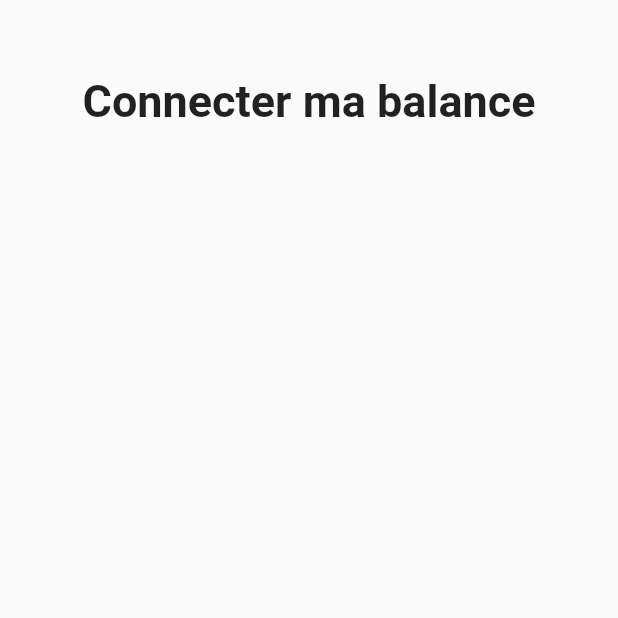
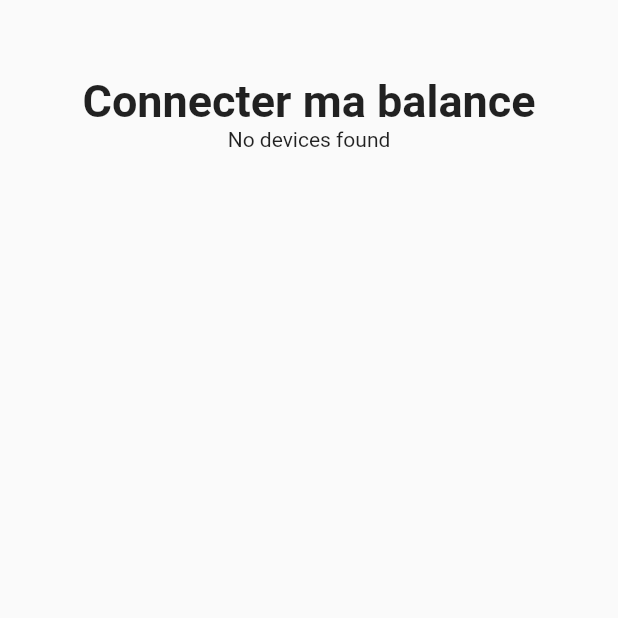
Before and after one commit to BalanceTonPoids/flutter, a Flutter app: the screen it shows after launch, swiped to page 2, on a phone screen of 412 x 824 dp, the top half of it. Run offline on Flutter 3.47's test engine with Material 2 defaults, Android fonts, the phone set to English and light mode, and no system bars; our stand-ins replace adaptive_theme, fl_chart, flutter_blue, flutter_phoenix, flutter_secure_storage, flutter_spinkit and 3 more.

Commit message:
✨ choose of device

```diff
--- a/lib/main.dart
+++ b/lib/main.dart
@@ -9,7 +9,6 @@ import './pages/welcome.dart';
 import 'pages/home.dart';
 import './theme/theme_manager.dart';
 import 'package:persistent_bottom_nav_bar/persistent_tab_view.dart';
-import 'package:balancetonpoids/pages/modifier_profil.dart';
 
 void main() => runApp(Phoenix(child: const MyApp()));
 
--- a/lib/pages/welcome.dart
+++ b/lib/pages/welcome.dart
@@ -1,5 +1,8 @@
 import 'package:balancetonpoids/pages/auth.dart';
+import 'package:balancetonpoids/services/bluetooth.dart';
 import 'package:flutter/material.dart';
+import 'package:flutter_blue/flutter_blue.dart';
+import 'package:flutter_secure_storage/flutter_secure_storage.dart';
 import '../main.dart';
 import '../utils/widgets.dart';
 import 'package:balancetonpoids/pages/terms_and_policies.dart';
@@ -12,6 +15,15 @@ class Welcome extends StatefulWidget {
 }
 
 class _WelcomeState extends State<Welcome> {
+  final storage = const FlutterSecureStorage();
+  late String _connectionStatus;
+
+  @override
+  void initState() {
+    super.initState();
+    Bluetooth().startScan();
+    _connectionStatus = '';
+  }
 
   @override
   Widget build(BuildContext context) {
@@ -24,20 +36,19 @@ class _WelcomeState extends State<Welcome> {
             titleText,
             const Padding(
                 padding: EdgeInsets.only(top: 50),
-                    child: Text("Bienvenue sur l'application de suivi de poids.",
+                child: Text('Bienvenue sur l\'application de suivi de poids.',
                     textAlign: TextAlign.center,
                     style: TextStyle(
                       fontFamily: 'Roboto',
                       fontSize: 15,
                       fontWeight: FontWeight.normal,
-                        ))
-                ),
+                    ))),
             Padding(
               padding: const EdgeInsets.only(top: 200),
               child: Row(
                 mainAxisAlignment: MainAxisAlignment.center,
                 children: const [
-                      Text("Swipez vers la droite pour continuer.",
+                  Text('Swipez vers la droite pour continuer.',
                       textAlign: TextAlign.center,
                       style: TextStyle(
                         fontFamily: 'Roboto',
@@ -54,61 +65,108 @@ class _WelcomeState extends State<Welcome> {
             ),
           ],
         ),
-            Column(
-                children: const [
-                  Padding(
+        Column(children: [
+          const Padding(
               padding: EdgeInsets.only(top: 50),
-                      child: Text("Connecter ma balance",
+              child: Text('Connecter ma balance',
                   textAlign: TextAlign.center,
                   style: TextStyle(
                     fontFamily: 'Roboto',
                     fontSize: 30,
                     fontWeight: FontWeight.bold,
-                          )
-                      )
+                  ))),
+          StreamBuilder<bool>(
+            stream: FlutterBlue.instance.isScanning,
+            initialData: false,
+            builder: (c, snapshot) {
+              if (snapshot.data!) {
+                return const LinearProgressIndicator();
+              } else {
+                return Container();
+              }
+            },
           ),
-                ]
+          StreamBuilder<List<ScanResult>>(
+            stream: FlutterBlue.instance.scanResults,
+            initialData: const [],
+            builder: (c, snapshot) {
+              if (snapshot.hasError) {
+                return Text('Error: ${snapshot.error}');
+              }
+              if (_connectionStatus.isNotEmpty) {
+                return Text(_connectionStatus);
+              }
+              if (snapshot.data!.isEmpty) {
+                return const Text('No devices found');
+              }
+              return Column(
+                children: (snapshot.data ?? [])
+                    .map((r) => r.device.name != ''
+                        ? Column(children: [
+                            Text(r.device.name),
+                            ElevatedButton(
+                                child: const Text('Connect'),
+                                onPressed: () async => {
+                                      await r.device.connect(),
+                                      await storage.write(
+                                          key: 'scaleName',
+                                          value: r.device.name.toString()),
+                                      await storage.write(
+                                          key: 'scaleId',
+                                          value: r.device.id.toString()),
+                                      setState(() {
+                                        _connectionStatus =
+                                            'Connected to ${r.device.name}';
+                                      }),
+                                    })
+                          ])
+                        : Container())
+                    .toList(),
+              );
+            },
           ),
+        ]),
         Center(
-              child: Column(
-                  children: [
+          child: Column(children: [
             const LogoSection(),
             titleText,
             const Padding(
-                        padding: EdgeInsets.only(top: 25,bottom: 50),
+                padding: EdgeInsets.only(top: 25, bottom: 50),
                 child: Text.rich(
+                    TextSpan(children: [
                       TextSpan(
-                                children: [
-                                  TextSpan(
-                                      text: "Connectez-vous à votre compte pour retrouver votre progression ou "
-                                  ),
+                          text:
+                              'Connectez-vous à votre compte pour retrouver votre progression ou '),
                       TextSpan(
                           text: "continuez en tant qu'invité.",
                           style: TextStyle(
                             fontWeight: FontWeight.bold,
-                                      )
-                                  )
-                                ]
-                            ),
+                          ))
+                    ]),
                     textAlign: TextAlign.center,
                     style: TextStyle(
                       fontFamily: 'Roboto',
                       fontSize: 15,
                       fontWeight: FontWeight.normal,
-                            ))
-                    ),
+                    ))),
             Padding(
-                        padding: const EdgeInsets.only(top: 10,bottom: 10),
-                        child: button(context, "Continuez avec un Email", Colors.blue, Colors.white, Colors.blue, 2, const LoginPage())),
+                padding: const EdgeInsets.only(top: 10, bottom: 10),
+                child: button(context, 'Continuez avec un Email', Colors.blue,
+                    Colors.white, Colors.blue, 2, const LoginPage())),
             Padding(
-                        padding: const EdgeInsets.only(top: 10,bottom: 10),
-                        child: button(context, "Continuez en tant qu'invité", Colors.white, Colors.blue, Colors.blue, 2, const MainPage())),
-                  ]
-              ),
+                padding: const EdgeInsets.only(top: 10, bottom: 10),
+                child: button(
+                    context,
+                    "Continuez en tant qu'invité",
+                    Colors.white,
+                    Colors.blue,
+                    Colors.blue,
+                    2,
+                    const MainPage())),
+          ]),
         ),
       ],
-        )
-    );
+    ));
   }
 }
 
@@ -138,12 +196,10 @@ class _LogoSectionState extends State<LogoSection> {
 
 Widget titleText = const Padding(
     padding: EdgeInsets.only(top: 50),
-    child: Text("BalanceTonPoids",
+    child: Text('BalanceTonPoids',
         textAlign: TextAlign.center,
         style: TextStyle(
-
           fontFamily: 'Roboto',
           fontSize: 30,
           fontWeight: FontWeight.bold,
-    ))
-);
+        )));
--- a/pubspec.yaml
+++ b/pubspec.yaml
@@ -54,6 +54,7 @@ dependencies:
   intl: ^0.18.0
   flutter_phoenix: ^1.1.0
   flutter_blue: ^0.8.0
+  permission_handler: ^10.2.0
 
 dev_dependencies:
   flutter_test:
```
Also changed, not shown: lib/services/bluetooth.dart (added, +55 -0 lines), pubspec.lock, 4 other files. Lines whose indentation alone changed are shown as unchanged.
